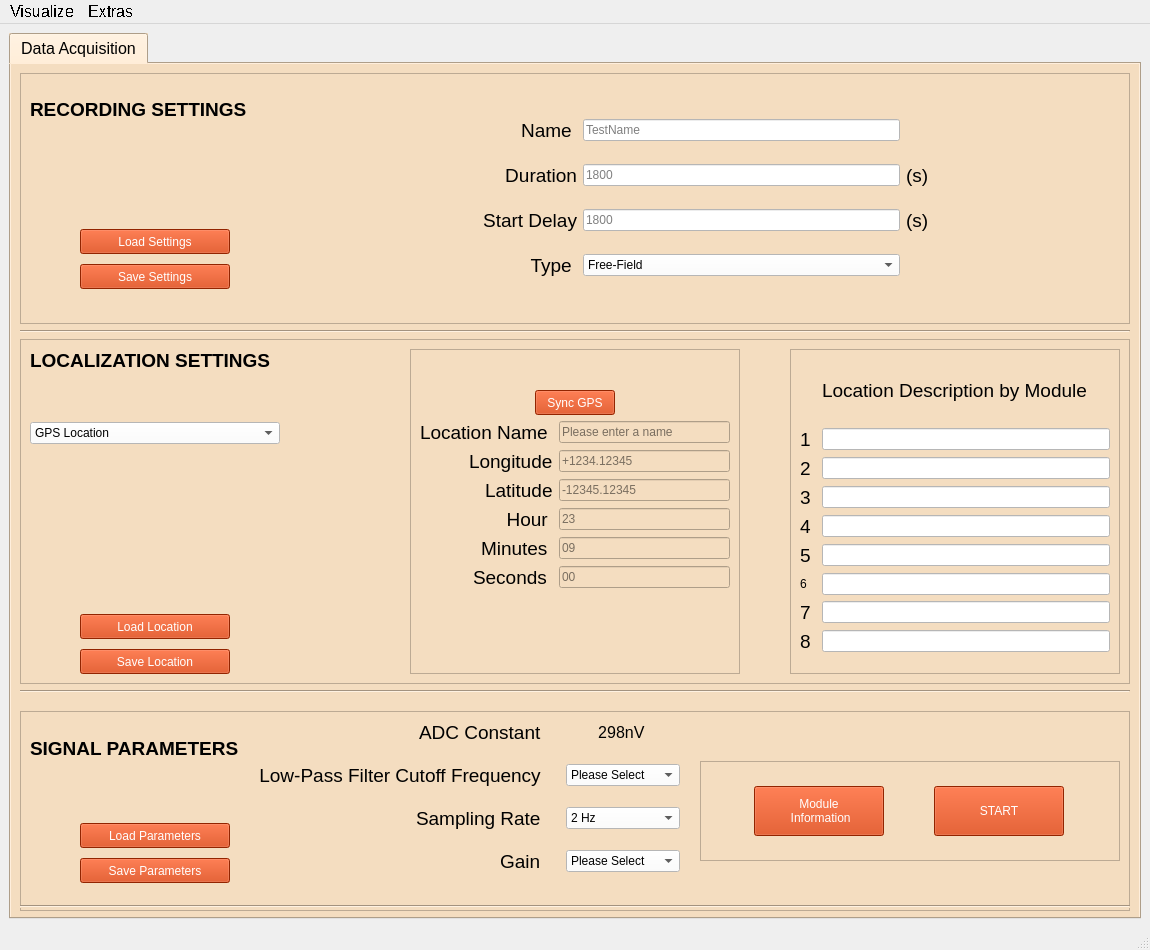
Qt form GUI/Qt_Files/main_window.ui (jrsm1/EWAS_Application) before a commit.
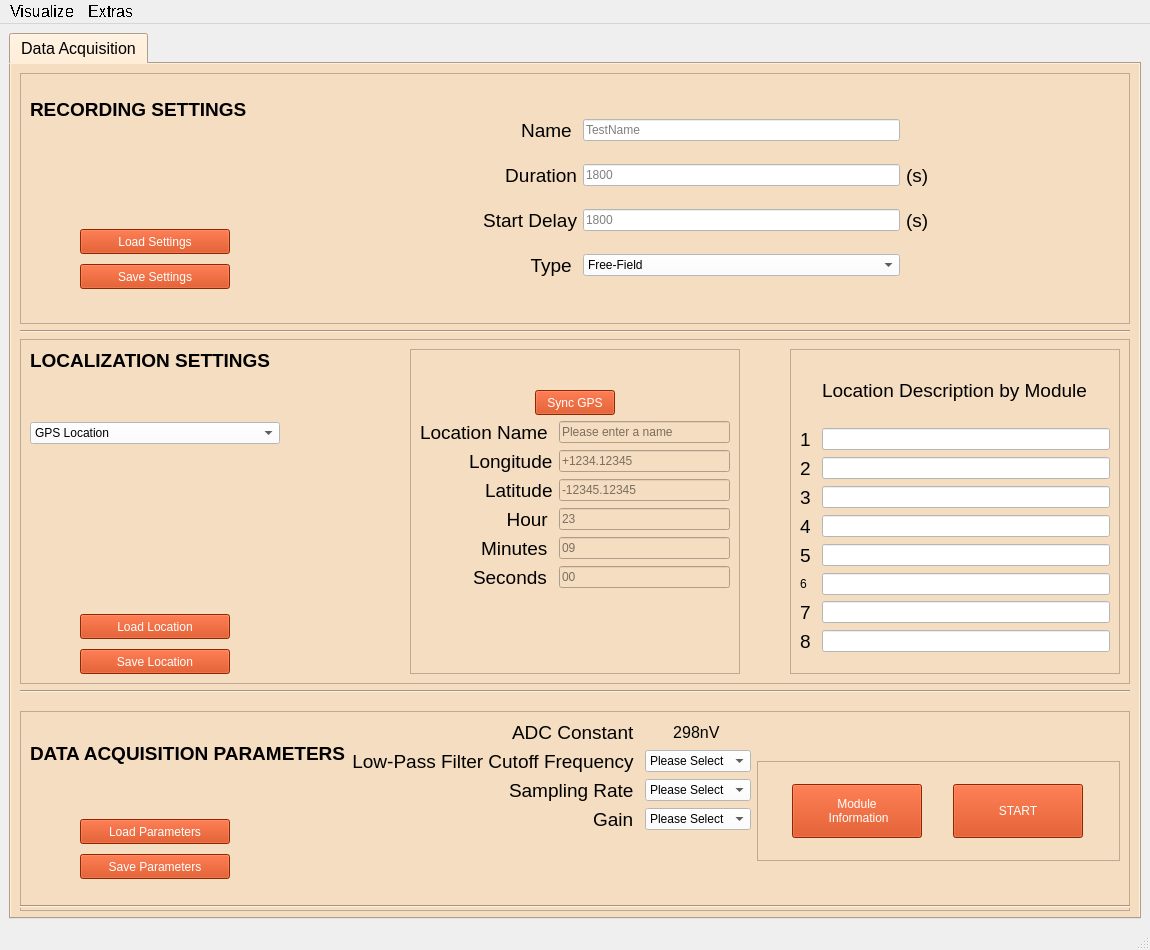
The same form after that commit.

The edit to the form file:
```diff
--- a/GUI/Qt_Files/main_window.ui
+++ b/GUI/Qt_Files/main_window.ui
@@ -1081,9 +1081,6 @@
            <enum>QFrame::Raised</enum>
           </property>
           <layout class="QHBoxLayout" name="horizontalLayout_3">
-           <property name="spacing">
-            <number>20</number>
-           </property>
            <item>
             <layout class="QVBoxLayout" name="verticalLayout_12">
              <item>
@@ -1095,7 +1092,7 @@
                 </size>
                </property>
                <property name="text">
-                <string>&lt;html&gt;&lt;head/&gt;&lt;body&gt;&lt;p&gt;&lt;span style=&quot; font-size:14pt; font-weight:600;&quot;&gt;SIGNAL PARAMETERS&lt;/span&gt;&lt;/p&gt;&lt;/body&gt;&lt;/html&gt;</string>
+                <string>&lt;html&gt;&lt;head/&gt;&lt;body&gt;&lt;p&gt;&lt;span style=&quot; font-size:14pt; font-weight:600;&quot;&gt;DATA ACQUISITION PARAMETERS&lt;/span&gt;&lt;span style=&quot; font-size:14pt;&quot;/&gt;&lt;/p&gt;&lt;/body&gt;&lt;/html&gt;</string>
                </property>
                <property name="alignment">
                 <set>Qt::AlignLeading|Qt::AlignLeft|Qt::AlignTop</set>
@@ -1405,7 +1402,7 @@
 															</string>
                </property>
                <property name="currentIndex">
-                <number>0</number>
+                <number>15</number>
                </property>
                <item>
                 <property name="text">
@@ -1517,7 +1514,7 @@
                 <property name="minimumSize">
                  <size>
                   <width>0</width>
-                  <height>50</height>
+                  <height>54</height>
                  </size>
                 </property>
                 <property name="maximumSize">
```
